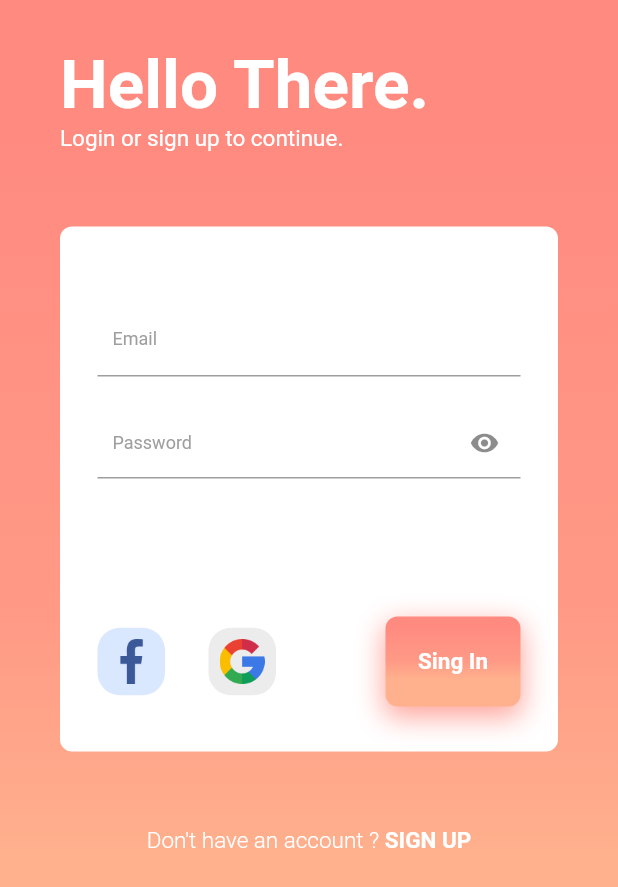
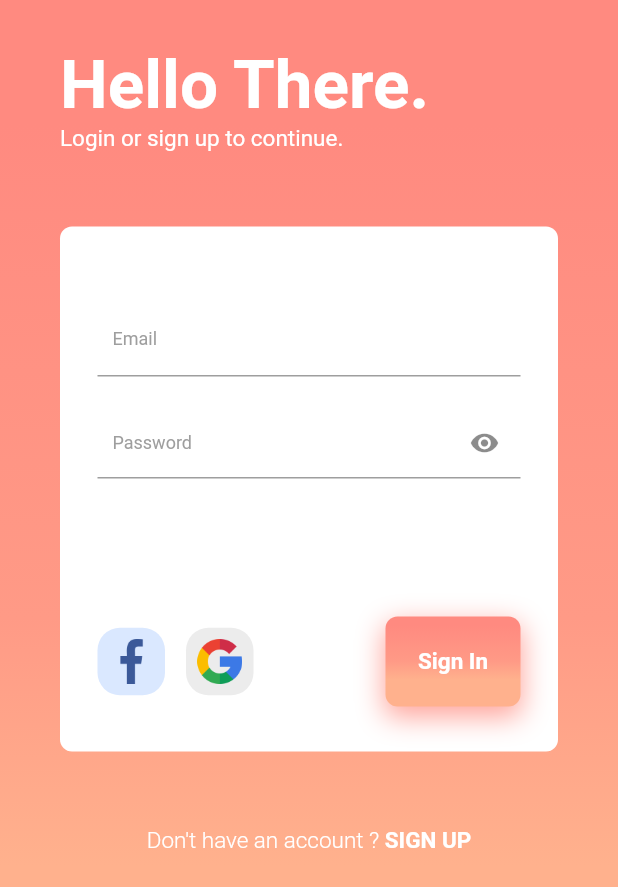
Before and after one commit to mahmoud-eslami/OrangeUi, a Flutter app: the screen it shows after launch, on a phone screen of 412 x 824 dp. Shown: the top 887 px of the screen. Run offline on Flutter 3.47's test engine with Material 2 defaults, Android fonts, the phone set to English and light mode, and no system bars.

Commit message:
Home Refactored

```diff
--- a/lib/screen/home.dart
+++ b/lib/screen/home.dart
@@ -1,6 +1,7 @@
 import 'package:flutter/material.dart';
 import 'package:orange_ui/resource/color/color.dart';
 import 'package:orange_ui/screen/food_spec.dart';
+import 'package:orange_ui/widget/gradient_btn.dart';
 
 class Home extends StatefulWidget {
   @override
@@ -143,35 +144,12 @@ class _HomeState extends State<Home> {
                                 Colors.grey.withOpacity(.2),
                               ),
                               SizedBox(
-                                width: 15,
+                                width: 60,
                               ),
-                              Container(
-                                decoration: BoxDecoration(
-                                  borderRadius: BorderRadius.all(
-                                    Radius.circular(8),
-                                  ),
-                                  boxShadow: [
-                                    BoxShadow(
-                                      color:
-                                          MyColors.primaryColor.withOpacity(.8),
-                                      blurRadius: 15,
-                                      offset: Offset(0, 6),
-                                      spreadRadius: 1,
-                                    )
-                                  ],
-                                  gradient: LinearGradient(
-                                    begin: Alignment.topCenter,
-                                    end: Alignment.bottomCenter,
-                                    colors: [
-                                      MyColors.backGradientHighColor,
-                                      MyColors.backGradientMediumColor,
-                                      MyColors.backGradientLowColor,
-                                    ],
-                                    stops: [0.1, 0.5, 0.7],
-                                  ),
-                                ),
-                                child: RaisedButton(
-                                  onPressed: () {
+                              GradientButton(
+                                shadowColor: MyColors.primaryColor,
+                                title: 'Sign In',
+                                onTap: () {
                                   if (!autoValidator) {
                                     setState(() {
                                       autoValidator = !autoValidator;
@@ -187,19 +165,7 @@ class _HomeState extends State<Home> {
                                     );
                                   }
                                 },
-                                  color: Colors.transparent,
-                                  elevation: 0,
-                                  disabledElevation: 0,
-                                  highlightElevation: 0,
-                                  child: Text(
-                                    'Sing In',
-                                    style: TextStyle(
-                                        fontWeight: FontWeight.w700,
-                                        fontSize: 15,
-                                        color: MyColors.homeText),
-                                  ),
-                                ),
-                              ),
+                              )
                             ],
                           )
                         ],
```
Also changed, not shown: lib/screen/food_spec.dart (+26 -0 lines). Lines whose indentation alone changed are shown as unchanged.
